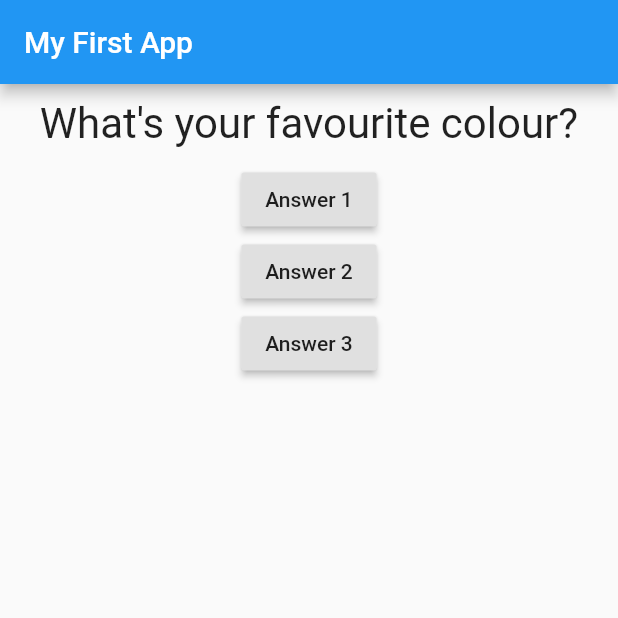
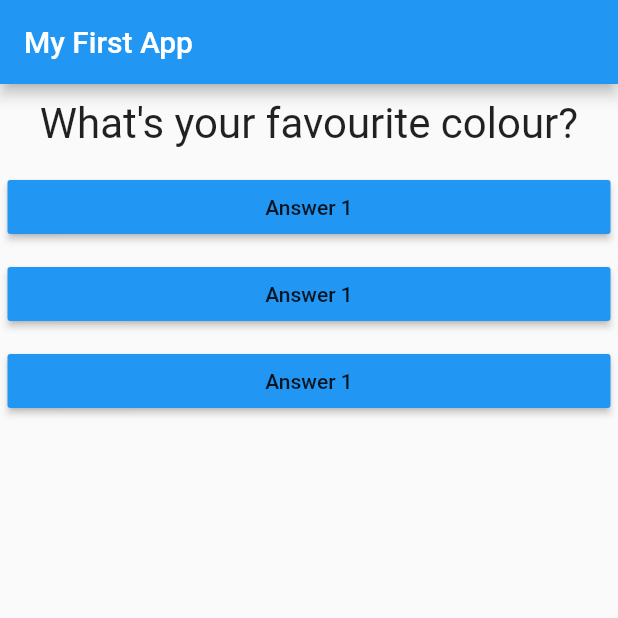
Before and after one commit to Preetam2114/Flutter_basics, a Flutter app: the screen it shows after launch, after a tap on "Answer 1", on a phone screen of 412 x 824 dp, the top half of it. Run offline on Flutter 3.47's test engine with Material 2 defaults, Android fonts, the phone set to English and light mode, and no system bars.

```diff
--- /dev/null
+++ b/lib/answer.dart
@@ -0,0 +1,18 @@
+import 'package:flutter/material.dart';
+
+class Answer extends StatelessWidget {
+  final Function selectHandler;
+  Answer(this.selectHandler);
+  @override
+  Widget build(BuildContext context) {
+    return Container(
+      padding: EdgeInsets.all(5),
+      width: double.infinity,
+      child: RaisedButton(
+        color: Colors.blue,
+        child: Text('Answer 1'),
+        onPressed: selectHandler,
+      ),
+    );
+  }
+}
--- a/lib/main.dart
+++ b/lib/main.dart
@@ -1,5 +1,6 @@
 import "package:flutter/material.dart";
 import "./question.dart";
+import './answer.dart';
 
 void main() => runApp(MyApp());
 
@@ -13,7 +14,7 @@ class MyApp extends StatefulWidget {
 class _MyAppState extends State<MyApp> {
   int _questionInd = 0;
 
-  void ansQue() {
+  void _answerQuestion() {
     setState(() {
       if (_questionInd == 1) {
         _questionInd = 0;
@@ -38,13 +39,9 @@ class _MyAppState extends State<MyApp> {
           body: Column(
             children: [
               Question(questions[_questionInd]),
-              RaisedButton(child: Text('Answer 1'), onPressed: ansQue),
-              RaisedButton(
-                  child: Text('Answer 2'),
-                  onPressed: () => print('answer 2 chosen!')),
-              RaisedButton(
-                  child: Text('Answer 3'),
-                  onPressed: () => print('answer 3 chosen!')),
+              Answer(_answerQuestion),
+              Answer(_answerQuestion),
+              Answer(_answerQuestion),
             ],
           )),
     );
```
